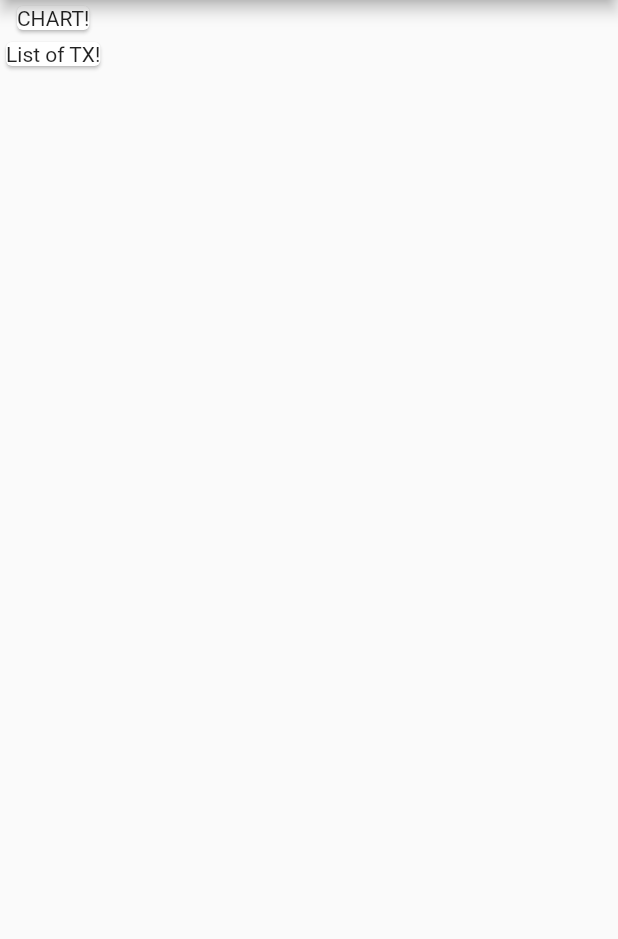
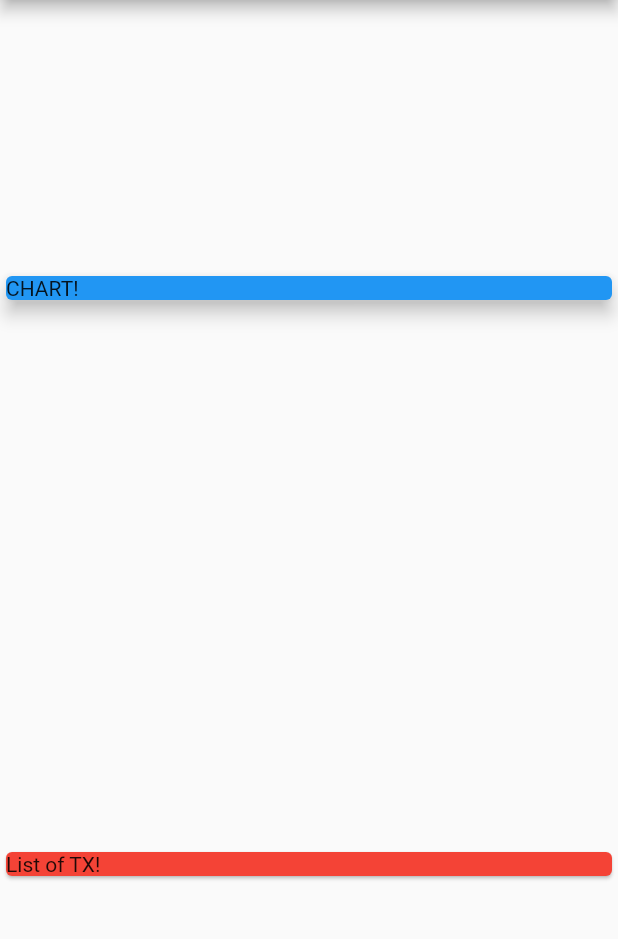
Before and after one commit to EilonAv/personal_expenses_app, a Flutter app: the screen it shows after launch, on a phone screen of 412 x 824 dp, the part 84-1023 px from its top. Run offline on Flutter 3.47's test engine with Material 2 defaults, Android fonts, the phone set to English and light mode, and no system bars.

Commit message:
starting alignment of chart and expenses

```diff
--- a/lib/main.dart
+++ b/lib/main.dart
@@ -19,11 +19,20 @@ class MyHomePage extends StatelessWidget {
       appBar: AppBar(
         title: Text('Personal expenses App'),
       ),
-      body: Column(children: <Widget>[
-        Card(
+      body: Column(
+          mainAxisAlignment: MainAxisAlignment.spaceAround,
+          crossAxisAlignment: CrossAxisAlignment.stretch,
+          children: <Widget>[
+            Container(
+              width: double.infinity,
+              child: Card(
+                color: Colors.blue,
                 child: Text('CHART!'),
+                elevation: 5,
+              ),
             ),
             Card(
+              color: Colors.red,
               child: Text('List of TX!'),
             )
           ]),
```
Lines whose indentation alone changed are shown as unchanged.
